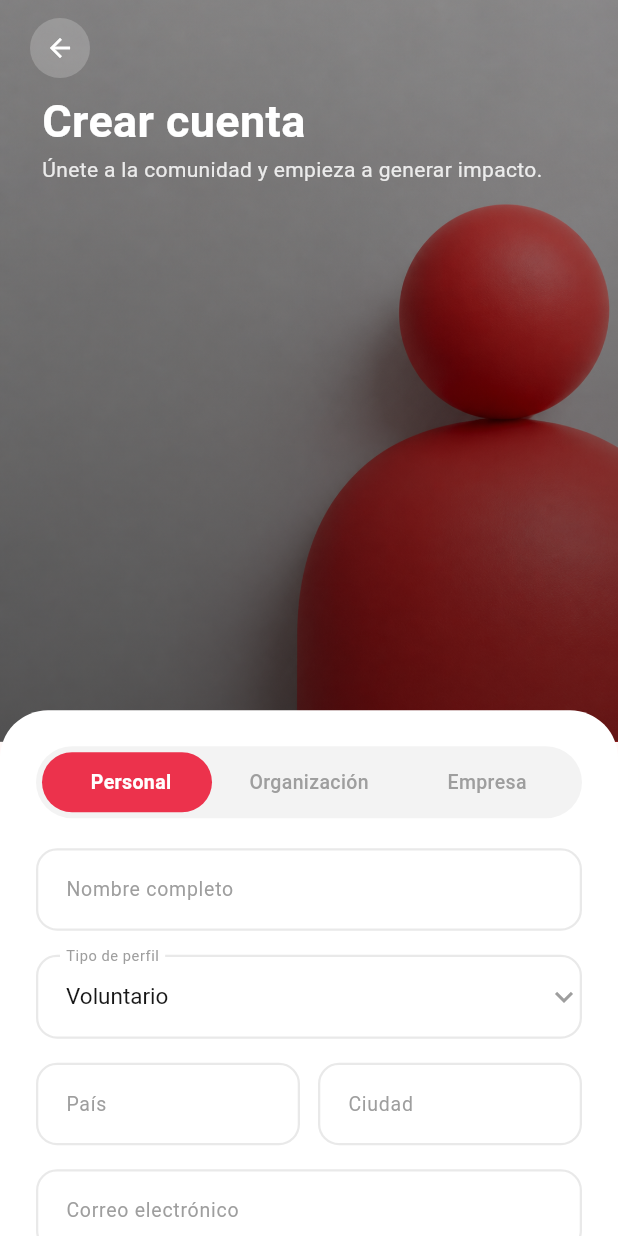
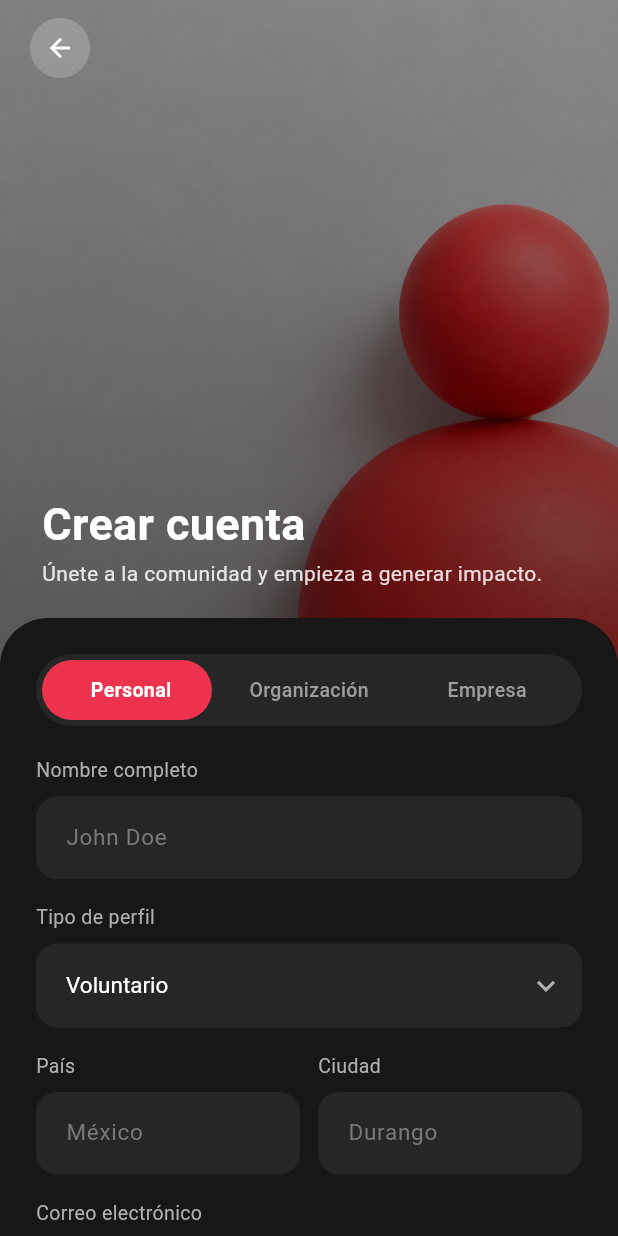
Before and after one commit to Erik-rios-lara/HEARTCOIN, a Flutter app: the RegisterScreen screen opened directly, on a phone screen of 412 x 824 dp. Run offline on Flutter 3.47's test engine with Material 3 defaults, Android fonts, the phone set to English and light mode, and no system bars; our stand-ins replace file_picker, flutter_local_notifications, flutter_map, geocoding, geolocator, image_picker and 4 more; missing offline and left inert: mobile_scanner; accounts and stored records are empty; network calls fail.

Commit message:
Arreglo de diseño login y register

```diff
--- a/lib/screens/auth/register_screen.dart
+++ b/lib/screens/auth/register_screen.dart
@@ -43,8 +43,9 @@ class _RegisterScreenState extends State<RegisterScreen> {
   String _mainGoal = 'Responsabilidad Social Empresarial (RSE)';
 
   static const _primary = Color(0xFFEC324C);
-  static const _textColor = Color(0xFF58585A);
-  static const _hintColor = Color(0xFF9E9E9E);
+  static const _cardColor = Color(0xFF171717);
+  static const _textColor = Color(0xFFB0B0B0);
+  static const _hintColor = Color(0xFF8A8A8A);
 
   // Debe coincidir exactamente con el check constraint de
   // personal_profiles.profile_type en Supabase.
@@ -259,6 +260,7 @@ class _RegisterScreenState extends State<RegisterScreen> {
   Widget build(BuildContext context) {
     return Scaffold(
       resizeToAvoidBottomInset: true,
+      backgroundColor: _cardColor,
       body: Stack(
         fit: StackFit.expand,
         children: [
@@ -319,9 +321,11 @@ class _RegisterScreenState extends State<RegisterScreen> {
                   ),
                 ),
 
-                // Título sobre la imagen
+                const Spacer(),
+
+                // Título sobre la imagen, pegado al borde de la tarjeta
                 Padding(
-                  padding: const EdgeInsets.symmetric(horizontal: 28),
+                  padding: const EdgeInsets.fromLTRB(28, 0, 28, 20),
                   child: Column(
                     crossAxisAlignment: CrossAxisAlignment.start,
                     children: [
@@ -347,17 +351,17 @@ class _RegisterScreenState extends State<RegisterScreen> {
                   ),
                 ),
 
-                const Spacer(),
-
-                // Tarjeta inferior (scrollable: el formulario es largo).
-                // Usa el espacio restante de la Column (que ya se ajusta
-                // al abrir el teclado) en vez de un % fijo de la altura
-                // total de pantalla, que ignoraba el teclado y provocaba
-                // overflow.
-                Expanded(
+                // Tarjeta inferior: llega exactamente a la mitad de la
+                // pantalla (igual que en login), sin importar la altura
+                // de la imagen de fondo. El formulario es largo, así que
+                // se desplaza dentro de ese espacio fijo con
+                // SingleChildScrollView (también cubre cuando se abre el
+                // teclado).
+                SizedBox(
+                  height: MediaQuery.of(context).size.height * 0.5,
                   child: Container(
                     decoration: const BoxDecoration(
-                      color: Colors.white,
+                      color: _cardColor,
                       borderRadius: BorderRadius.vertical(
                         top: Radius.circular(32),
                       ),
@@ -534,7 +538,7 @@ class _RegisterScreenState extends State<RegisterScreen> {
                                 elevation: 4,
                                 shadowColor: _primary.withValues(alpha: 0.35),
                                 shape: RoundedRectangleBorder(
-                                  borderRadius: BorderRadius.circular(18),
+                                  borderRadius: BorderRadius.circular(28),
                                 ),
                               ),
                               child: _isLoading
@@ -628,7 +632,7 @@ class _RoleTabSelector extends StatelessWidget {
           height: 48,
           padding: const EdgeInsets.all(4),
           decoration: BoxDecoration(
-            color: const Color(0xFFF3F3F3),
+            color: const Color(0xFF262626),
             borderRadius: BorderRadius.circular(28),
           ),
           child: Stack(
@@ -693,9 +697,9 @@ class _InputField extends StatelessWidget {
   final Widget? suffix;
   final int maxLines;
 
-  static const _borderColor = Color(0xFFE9E9E9);
-  static const _labelColor = Color(0xFF9E9E9E);
-  static const _textColor = Color(0xFF171717);
+  static const _fillColor = Color(0xFF262626);
+  static const _labelColor = Color(0xFFB0B0B0);
+  static const _hintColor = Color(0xFF7A7A7A);
 
   const _InputField({
     required this.controller,
@@ -710,32 +714,46 @@ class _InputField extends StatelessWidget {
 
   @override
   Widget build(BuildContext context) {
-    return TextField(
+    return Column(
+      crossAxisAlignment: CrossAxisAlignment.start,
+      children: [
+        Text(label, style: const TextStyle(fontSize: 13, color: _labelColor)),
+        const SizedBox(height: 8),
+        TextField(
           controller: controller,
           obscureText: obscureText,
           keyboardType: keyboardType,
           textInputAction: textInputAction,
           maxLines: obscureText ? 1 : maxLines,
-      style: const TextStyle(fontSize: 15, color: _textColor),
+          style: const TextStyle(fontSize: 15, color: Colors.white),
           decoration: InputDecoration(
-        labelText: label,
             hintText: hint,
-        labelStyle: const TextStyle(fontSize: 13, color: _labelColor),
-        hintStyle: const TextStyle(fontSize: 15, color: _labelColor),
+            hintStyle: const TextStyle(fontSize: 15, color: _hintColor),
             suffixIcon: suffix,
+            filled: true,
+            fillColor: _fillColor,
             contentPadding: const EdgeInsets.symmetric(
               horizontal: 16,
               vertical: 16,
             ),
+            border: OutlineInputBorder(
+              borderRadius: BorderRadius.circular(14),
+              borderSide: BorderSide.none,
+            ),
             enabledBorder: OutlineInputBorder(
               borderRadius: BorderRadius.circular(14),
-          borderSide: const BorderSide(color: _borderColor, width: 1.5),
+              borderSide: BorderSide.none,
             ),
             focusedBorder: OutlineInputBorder(
               borderRadius: BorderRadius.circular(14),
-          borderSide: const BorderSide(color: Color(0xFFEC324C), width: 1.5),
+              borderSide: const BorderSide(
+                color: Color(0xFFEC324C),
+                width: 1.5,
               ),
             ),
+          ),
+        ),
+      ],
     );
   }
 }
@@ -749,9 +767,8 @@ class _DropdownField extends StatelessWidget {
   final List<String> options;
   final ValueChanged<String> onChanged;
 
-  static const _borderColor = Color(0xFFE9E9E9);
-  static const _labelColor = Color(0xFF9E9E9E);
-  static const _textColor = Color(0xFF171717);
+  static const _fillColor = Color(0xFF262626);
+  static const _labelColor = Color(0xFFB0B0B0);
 
   const _DropdownField({
     required this.label,
@@ -762,25 +779,38 @@ class _DropdownField extends StatelessWidget {
 
   @override
   Widget build(BuildContext context) {
-    return DropdownButtonFormField<String>(
-      value: value,
+    return Column(
+      crossAxisAlignment: CrossAxisAlignment.start,
+      children: [
+        Text(label, style: const TextStyle(fontSize: 13, color: _labelColor)),
+        const SizedBox(height: 8),
+        DropdownButtonFormField<String>(
+          initialValue: value,
           isExpanded: true,
-      style: const TextStyle(fontSize: 15, color: _textColor),
+          dropdownColor: _fillColor,
+          style: const TextStyle(fontSize: 15, color: Colors.white),
           icon: const Icon(Icons.keyboard_arrow_down, color: _labelColor),
           decoration: InputDecoration(
-        labelText: label,
-        labelStyle: const TextStyle(fontSize: 13, color: _labelColor),
+            filled: true,
+            fillColor: _fillColor,
             contentPadding: const EdgeInsets.symmetric(
               horizontal: 16,
               vertical: 16,
             ),
+            border: OutlineInputBorder(
+              borderRadius: BorderRadius.circular(14),
+              borderSide: BorderSide.none,
+            ),
             enabledBorder: OutlineInputBorder(
               borderRadius: BorderRadius.circular(14),
-          borderSide: const BorderSide(color: _borderColor, width: 1.5),
+              borderSide: BorderSide.none,
             ),
             focusedBorder: OutlineInputBorder(
               borderRadius: BorderRadius.circular(14),
-          borderSide: const BorderSide(color: Color(0xFFEC324C), width: 1.5),
+              borderSide: const BorderSide(
+                color: Color(0xFFEC324C),
+                width: 1.5,
+              ),
             ),
           ),
           items: options
@@ -789,6 +819,8 @@ class _DropdownField extends StatelessWidget {
           onChanged: (v) {
             if (v != null) onChanged(v);
           },
+        ),
+      ],
     );
   }
 }
```
Also changed, not shown: lib/screens/auth/login_screen.dart (+67 -65 lines). Lines whose indentation alone changed are shown as unchanged.
